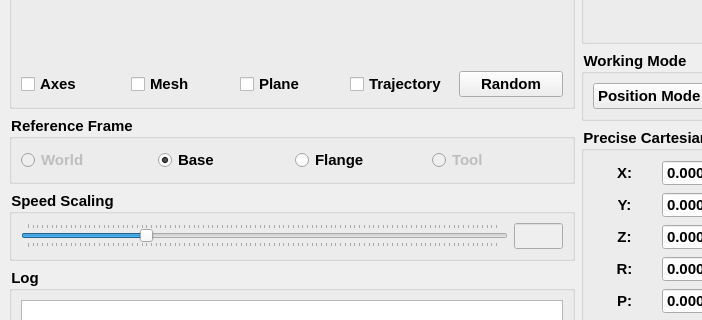
Qt form src/RocosMainWindow.ui (thinkexist1989/rocos-viz) before a commit; both pictures show x 0 to 702 and y 261 to 581 of the 1156 by 683 pixel window.
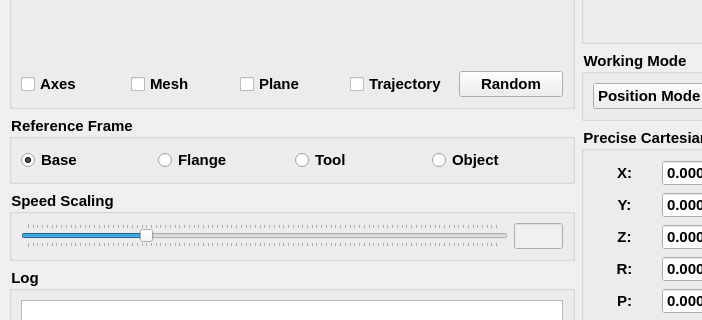
The same form after that commit. Icons and pictures are not drawn. Custom widgets are drawn as their Qt base class.

What changed in the file:
```diff
--- a/src/RocosMainWindow.ui
+++ b/src/RocosMainWindow.ui
@@ -87,16 +87,13 @@
          <string>Reference Frame</string>
         </property>
         <layout class="QGridLayout" name="gridLayout_5">
-         <item row="0" column="0">
-          <widget class="QRadioButton" name="worldFrame">
-           <property name="enabled">
-            <bool>false</bool>
+         <item row="0" column="3">
+          <widget class="QRadioButton" name="flangeFrame">
+           <property name="statusTip">
+            <string>Change frame to Flange</string>
            </property>
            <property name="text">
-            <string>World</string>
-           </property>
-           <property name="checked">
-            <bool>false</bool>
+            <string>Flange</string>
            </property>
           </widget>
          </item>
@@ -113,26 +110,29 @@
            </property>
           </widget>
          </item>
-         <item row="0" column="2">
-          <widget class="QRadioButton" name="flangeFrame">
-           <property name="statusTip">
-            <string>Change frame to Flange</string>
-           </property>
-           <property name="text">
-            <string>Flange</string>
-           </property>
-          </widget>
-         </item>
-         <item row="0" column="3">
+         <item row="0" column="4">
           <widget class="QRadioButton" name="toolFrame">
            <property name="enabled">
-            <bool>false</bool>
+            <bool>true</bool>
            </property>
            <property name="text">
             <string>Tool</string>
            </property>
           </widget>
          </item>
+         <item row="0" column="5">
+          <widget class="QRadioButton" name="objectFrame">
+           <property name="enabled">
+            <bool>true</bool>
+           </property>
+           <property name="text">
+            <string>Object</string>
+           </property>
+           <property name="checked">
+            <bool>false</bool>
+           </property>
+          </widget>
+         </item>
         </layout>
        </widget>
       </item>
```
